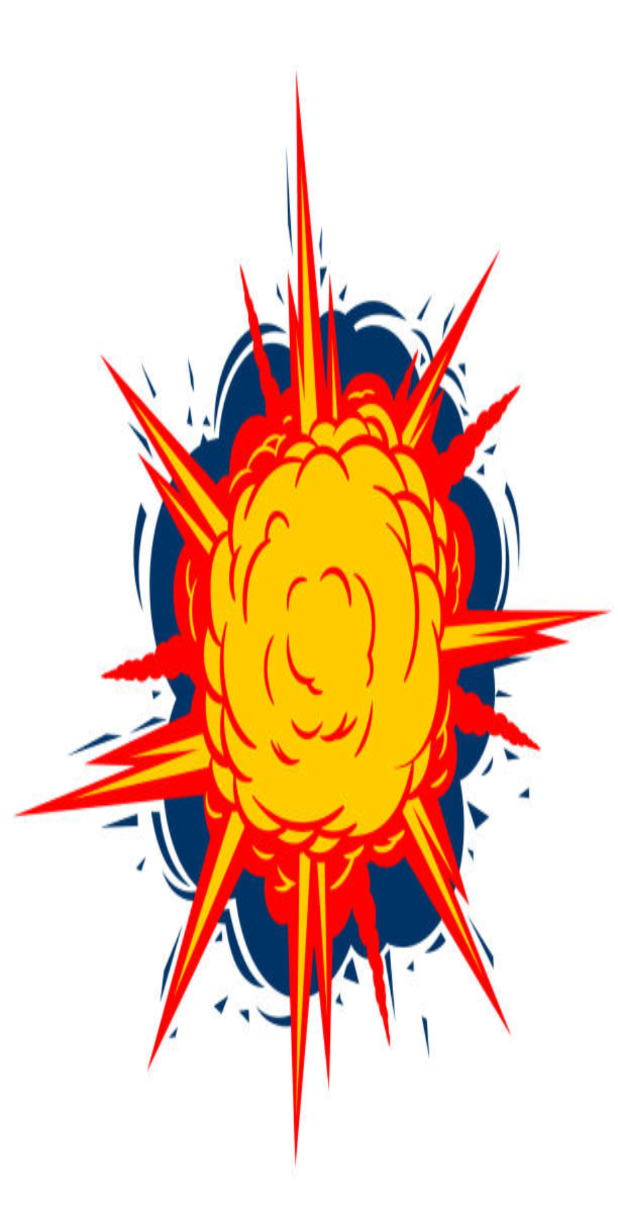
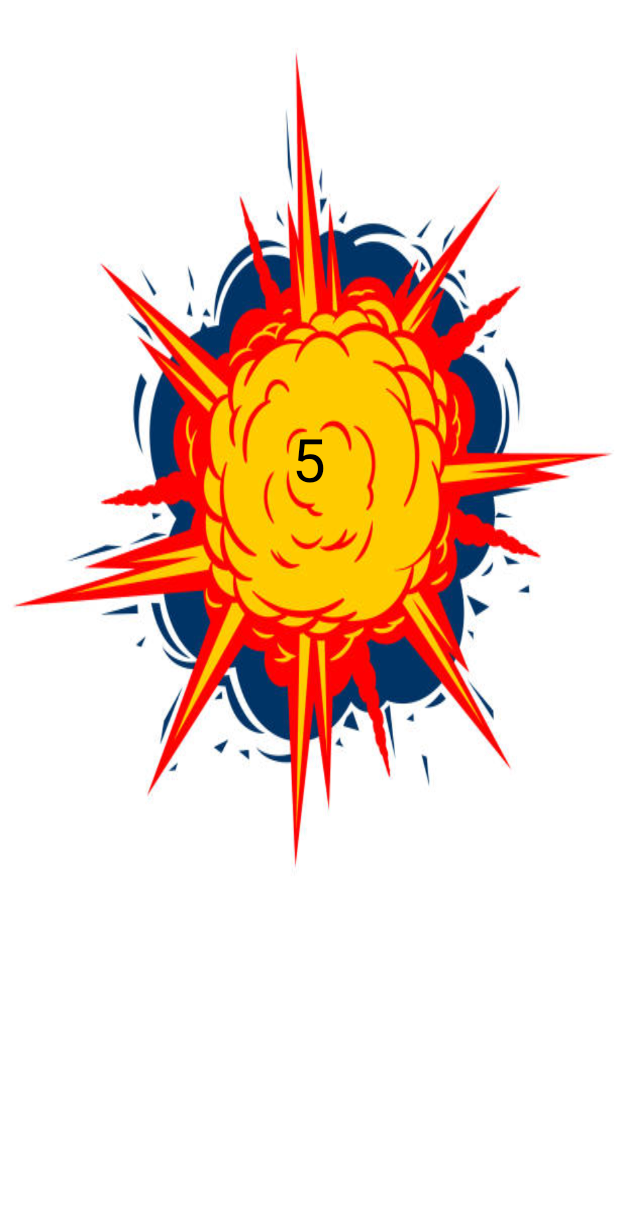
Before and after one commit to ted4858/20220707_HandlerProgress, an Android app: the layout activity_boom.xml on its own in the app's theme, with its tools: preview values and no code run, on a phone screen of 412 x 824 dp. Shown: the top 1207 px of the screen. Run offline under Robolectric (Android 15) with nearby library versions, the phone set to English and light mode, and no system bars.

Commit message:
Plus count 5 Boom!

```diff
--- a/app/src/main/java/com/iot/a20220707_handlerprogress/Boom.java
+++ b/app/src/main/java/com/iot/a20220707_handlerprogress/Boom.java
@@ -2,13 +2,38 @@ package com.iot.a20220707_handlerprogress;
 
 import androidx.appcompat.app.AppCompatActivity;
 
+import android.content.Intent;
 import android.os.Bundle;
+import android.os.Handler;
+import android.os.Message;
+import android.widget.ProgressBar;
+import android.widget.TextView;
 
 public class Boom extends AppCompatActivity {
+    private  int count = 5;
+
+    private Handler handler = new Handler();
+    private Runnable runnable = new Runnable() {
+        @Override
+        public void run() {
+            ((TextView)findViewById(R.id.textView)).setText(count+"");
+            count -= 1;
+
+            if (count == 0) {
+                Intent intent = new Intent(Boom.this, MainActivity.class);
+                startActivity(intent);
+            }else {
+                handler.postDelayed(runnable, 1000);
+            }
+
+        }
+    };
 
     @Override
     protected void onCreate(Bundle savedInstanceState) {
         super.onCreate(savedInstanceState);
         setContentView(R.layout.activity_boom);
+
+        handler.post(runnable);
     }
 }
--- a/app/src/main/res/layout/activity_boom.xml
+++ b/app/src/main/res/layout/activity_boom.xml
@@ -6,11 +6,25 @@
     android:layout_height="match_parent"
     tools:context=".Boom">
 
+    <FrameLayout
+        android:layout_width="wrap_content"
+        android:layout_height="wrap_content"
+        >
         <ImageView
             android:layout_width="match_parent"
             android:layout_height="match_parent"
             android:src="@drawable/boom"
             android:scaleType="fitXY"
             />
+        <TextView
+            android:id="@+id/textView"
+            android:layout_width="match_parent"
+            android:layout_height="match_parent"
+            android:text="5"
+            android:textSize="40dp"
+            android:textColor="@color/black"
+            android:gravity="center"
+            />
+    </FrameLayout>
 
 </androidx.constraintlayout.widget.ConstraintLayout>
```
Also changed, not shown: app/src/main/java/com/iot/a20220707_handlerprogress/MainActivity.java (+15 -3 lines), app/src/main/res/layout/activity_main.xml (+8 -0 lines). Lines whose indentation alone changed are shown as unchanged.
